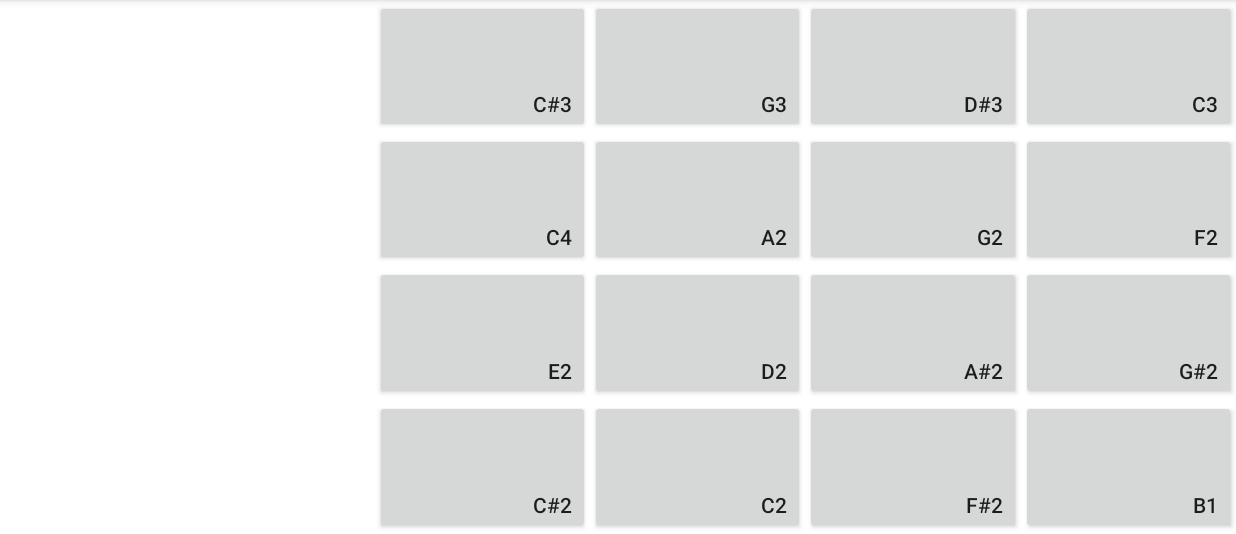
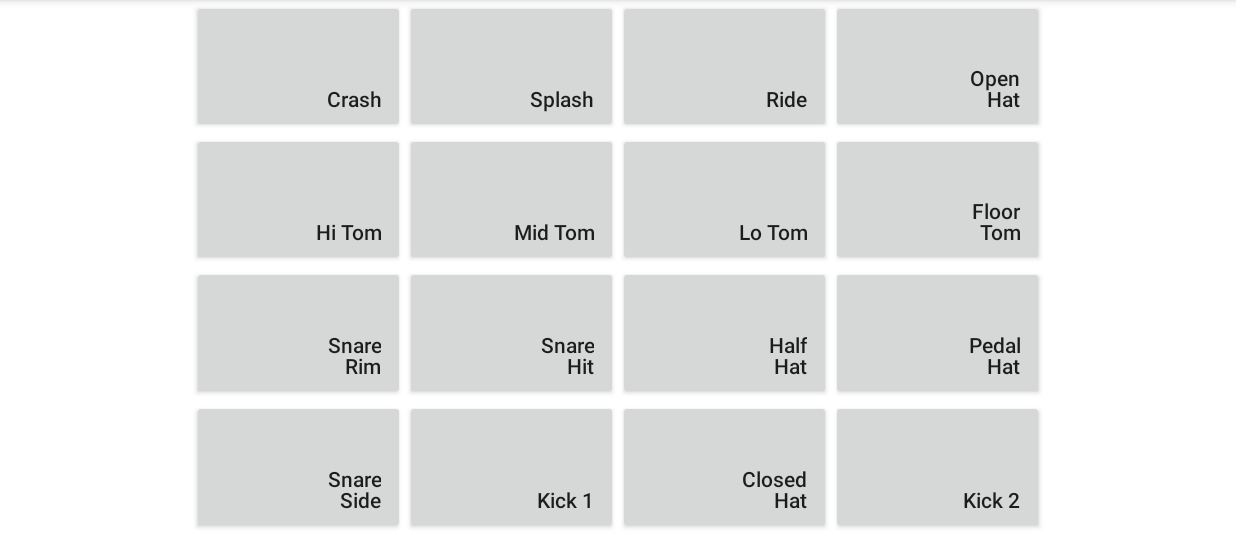
Before and after one commit to Noam-Bendelac/cs3714-midi-project, an Android app: the screen it shows after launch (DrumpadActivity), on a phone screen of 824 x 412 dp (held sideways), the part 84-618 px from its top. Run offline under Robolectric (Android 15) with nearby library versions, the phone set to English and light mode, and no system bars; 3 statements that could not run were skipped.

Commit message:
Style drumpad, add names

```diff
--- a/app/src/main/java/com/example/midiproject/ui/DrumpadFragment.java
+++ b/app/src/main/java/com/example/midiproject/ui/DrumpadFragment.java
@@ -1,23 +1,17 @@
 package com.example.midiproject.ui;
 
-import android.annotation.SuppressLint;
 import android.content.Context;
 import android.os.Bundle;
 
 import androidx.appcompat.widget.AppCompatButton;
 import androidx.fragment.app.Fragment;
-import androidx.lifecycle.LiveData;
-import androidx.lifecycle.MutableLiveData;
-import androidx.recyclerview.widget.GridLayoutManager;
 
 import android.os.Handler;
 import android.os.Looper;
 import android.view.Gravity;
 import android.view.LayoutInflater;
-import android.view.MotionEvent;
 import android.view.View;
 import android.view.ViewGroup;
-import android.widget.Button;
 import android.widget.GridLayout;
 
 import com.example.midiproject.R;
@@ -25,23 +19,37 @@ import com.example.midiproject.model.Instrument;
 import com.example.midiproject.model.MidiConnection;
 import com.example.midiproject.model.Note;
 
-import java.util.Arrays;
-import java.util.List;
-
 /**
  * A fragment that holds the buttons for the drumpad activity
  */
 public class DrumpadFragment extends Fragment {
 
-    private MidiConnection mMidiConnection;
+    // names of the drum pads
+    private static final String[] DRUM_NAMES = {
+        "Crash",
+        "Splash",
+        "Ride",
+        "Open\nHat",
+        "Hi Tom",
+        "Mid Tom",
+        "Lo Tom",
+        "Floor\nTom",
+        "Snare\nRim",
+        "Snare\nHit",
+        "Half\nHat",
+        "Pedal\nHat",
+        "Snare\nSide",
+        "Kick 1",
+        "Closed\nHat",
+        "Kick 2",
+    };
 
 
 
     @Override
     public void onCreate(Bundle savedInstanceState) {
         super.onCreate(savedInstanceState);
-        mMidiConnection = MidiConnection.getInstance(getContext());
-        mMidiConnection.setInstrument(Instrument.DRUMS);
+        MidiConnection.getInstance(getContext()).setInstrument(Instrument.DRUMS);
     }
 
 
@@ -53,6 +61,7 @@ public class DrumpadFragment extends Fragment {
 
 
         setupUI(root);
+
 
         // uncomment to attempt to connect to external, just for testing. TODO remove
         // new Handler(Looper.getMainLooper()).postDelayed(() -> {
@@ -84,6 +93,8 @@ public class DrumpadFragment extends Fragment {
 
             int pitch = pitches[idx];
 
+            String name = DRUM_NAMES[idx];
+
             // create a button with the proper callbacks (onTouch)
             gridLayout.addView(new AppCompatButton(ctx) {{
                 // double brace initialization means we are extending AppCompatButton
@@ -95,7 +106,13 @@ public class DrumpadFragment extends Fragment {
                   GridLayout.spec(col, 1F)
                 ));
 
-                setText(Note.pitchToString(pitch));
+                // uncomment to set text to note name like "C#4"
+                // setText(Note.pitchToString(pitch));
+                setText(name);
+
+                setAllCaps(false);
+                setLineSpacing(0, 0.9f);
+                setPadding(24, 24, 24, 20);
                 setGravity(Gravity.END | Gravity.BOTTOM);
 
                 // `this` is a reference to the button, to set the "pressed" style
--- a/app/src/main/res/layout/activity_drumpad.xml
+++ b/app/src/main/res/layout/activity_drumpad.xml
@@ -11,7 +11,7 @@
         android:name="com.example.midiproject.ui.DrumpadFragment"
         android:layout_width="match_parent"
         android:layout_height="match_parent"
-        android:layout_marginStart="250dp"
+        app:layout_constraintEnd_toEndOf="parent"
         app:layout_constraintStart_toStartOf="parent"
         app:layout_constraintTop_toTopOf="parent" />
 </androidx.constraintlayout.widget.ConstraintLayout>
--- a/app/src/main/res/layout/fragment_drumpad.xml
+++ b/app/src/main/res/layout/fragment_drumpad.xml
@@ -8,16 +8,22 @@
     tools:context=".ui.DrumpadFragment">
 
 
-    <GridLayout
-        android:id="@+id/gridLayout"
+    <FrameLayout
         android:layout_width="0dp"
         android:layout_height="match_parent"
-        app:layout_constraintBottom_toBottomOf="parent"
+        android:layout_marginStart="128dp"
+        android:layout_marginEnd="128dp"
         app:layout_constraintEnd_toEndOf="parent"
         app:layout_constraintStart_toStartOf="parent"
         app:layout_constraintTop_toTopOf="parent">
 
-        <!--    Will get filled in dynamically    -->
-    </GridLayout>
+        <GridLayout
+            android:id="@+id/gridLayout"
+            android:layout_width="match_parent"
+            android:layout_height="match_parent">
+
+            <!--    Will get filled in dynamically    -->
+        </GridLayout>
+    </FrameLayout>
 
 </androidx.constraintlayout.widget.ConstraintLayout>
```
